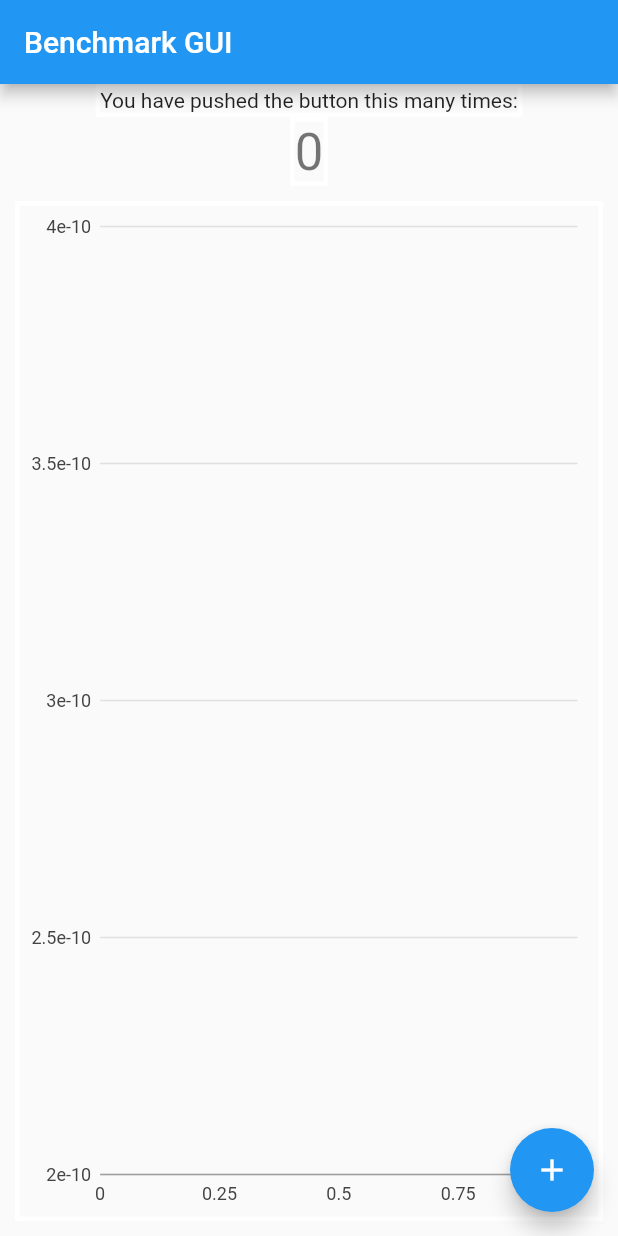
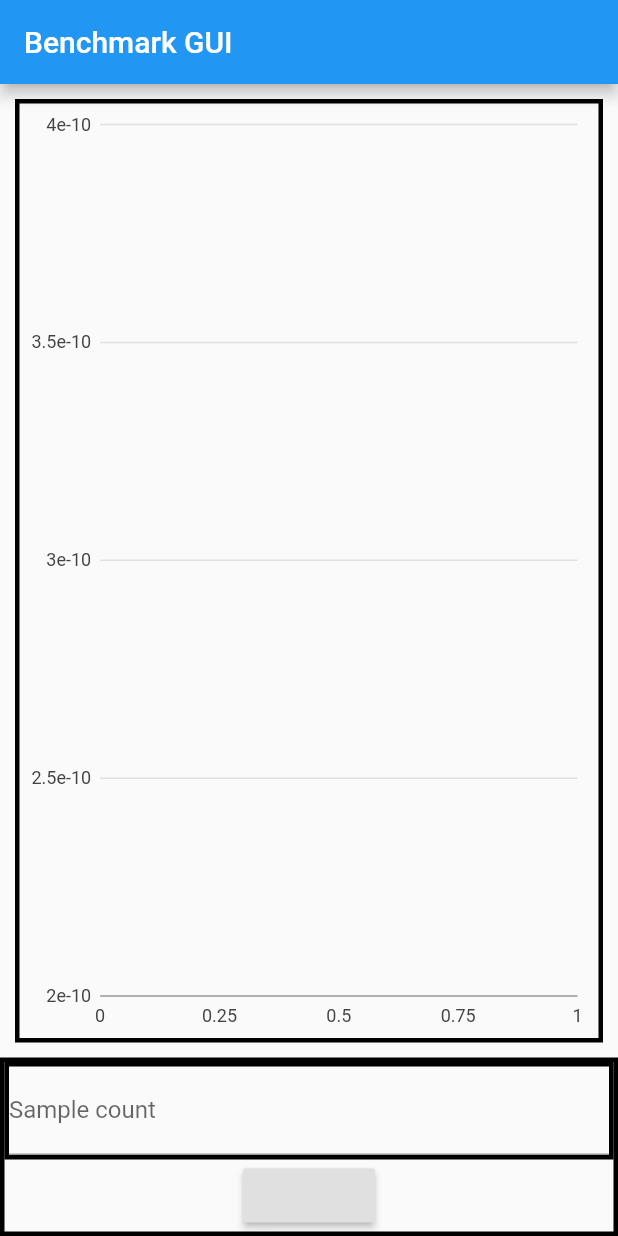
Before and after one commit to winksaville/flutter_benchmarkx_gui, a Flutter app: the screen it shows after launch, on a phone screen of 412 x 824 dp. Run offline on Flutter 3.47's test engine with Material 2 defaults, Android fonts, the phone set to English and light mode, and no system bars; our stand-ins replace charts_flutter; missing offline and left inert: benchmark_framework_x.

Commit message:
Replace MyHomePage with BencmarkForm
We define a form, with currently one field, Sample count, that is now
used to collect parameters for the benchmark and run it.

Currently there is at least one bug, when you use the tab key to move
from the raised button back to the `sampleCount` field we get a
non-fatal exception.:

 [ERROR:flutter/lib/ui/ui_dart_state.cc(157)] Unhandled Exception: PlatformException(Bad Arguments, Method invoked without args, null)

```diff
--- a/lib/main.dart
+++ b/lib/main.dart
@@ -3,6 +3,7 @@ import 'dart:isolate';
 
 import 'package:benchmark_framework_x/benchmark_framework_x.dart';
 import 'package:flutter/material.dart';
+import 'package:flutter/rendering.dart';
 import 'simple_line_chart.dart';
 
 // Main entry point of the application
@@ -27,38 +28,51 @@ class MyApp extends StatelessWidget {
         // closer together (more dense) than on mobile platforms.
         visualDensity: VisualDensity.adaptivePlatformDensity,
       ),
-      home: const MyHomePage(title: name),
+      home: const BenchmarkForm(title: name),
     );
   }
 }
 
-// The home page of the applicaiton.
-class MyHomePage extends StatefulWidget {
-  const MyHomePage({Key key, this.title}) : super(key: key);
+class BenchmarkForm extends StatefulWidget {
+  const BenchmarkForm({Key key, this.title}) : super(key: key);
 
   final String title;
 
   @override
-  _MyHomePageState createState() => _MyHomePageState();
+  BenchmarkFormState createState() => BenchmarkFormState();
 }
 
-// The private State managment for HomePage
-class _MyHomePageState extends State<MyHomePage> {
-  int _counter = 0;
+class BenchmarkParams {
+  BenchmarkParams({this.sendPort, this.sampleCount});
+
+  SendPort sendPort;
+  final int sampleCount;
+}
+
+void runBm(BenchmarkParams params) {
+  const BenchmarkBaseX bm = BenchmarkBaseX('Data');
+  final List<double> samples = bm.measureSamples(
+      sampleCount: params.sampleCount, minExerciseInMillis: 2000);
+  params.sendPort.send(samples);
+}
+
+class BenchmarkFormState extends State<BenchmarkForm> {
+  final GlobalKey<FormState> _formKey = GlobalKey<FormState>();
   List<double> _samples = <double>[];
 
-  static void runBenchmark(SendPort sendPort) {
-    const BenchmarkBaseX bm = BenchmarkBaseX('Data');
-    final List<double> samples =
-        bm.measureSamples(sampleCount: 200, minExerciseInMillis: 2000);
-    sendPort.send(samples);
-  }
+  // BenchmarkForm fields
+  static const String _sampleCountLabel = 'Sample count';
+  int _sampleCount;
 
-  Future<void> _incrementCounter() async {
+  Future<void> _runBm() async {
+    print('_runBm:+ $_sampleCount');
     // Run the benchmark
     final ReceivePort receivePort = ReceivePort();
 
-    final Isolate isolate = await Isolate.spawn(runBenchmark, receivePort.sendPort);
+    final Isolate isolate = await Isolate.spawn(
+        runBm,
+        BenchmarkParams(
+            sendPort: receivePort.sendPort, sampleCount: _sampleCount));
 
     List<double> samples;
     await receivePort.first.then((dynamic value) {
@@ -70,20 +84,18 @@ class _MyHomePageState extends State<MyHomePage> {
 
     // Use setState to update state variables so build gets called.
     setState(() {
-      _counter++;
+      print('_runBm.setState:+ $_sampleCount');
       _samples = samples;
     });
   }
 
-  /// build is rerun everytime setState is called.
   @override
   Widget build(BuildContext context) {
-
     // Change to Colors.black to see the border
     BoxDecoration visualizeBorder() {
-      const Color c = Colors.white; // black;
+      const Color c = Colors.black; //.white; // black;
       return BoxDecoration(
-          border: Border.all(color: c, width: 3),
+        border: Border.all(color: c, width: 3),
       );
     }
 
@@ -102,33 +114,56 @@ class _MyHomePageState extends State<MyHomePage> {
           mainAxisAlignment: MainAxisAlignment.center,
 
           children: <Widget>[
-            Container(
-              decoration: visualizeBorder(),
-              child: const Text(
-                'You have pushed the button this many times:',
-              ),
-            ),
-            Container(
-              decoration: visualizeBorder(),
-              child: Text(
-                '$_counter',
-                style: Theme.of(context).textTheme.headline4,
-              ),
-            ),
-            Expanded( // Take all remaining real-estate
+            Expanded(
+              // Take all remaining real-estate
               child: Container(
                 margin: const EdgeInsets.all(10),
                 decoration: visualizeBorder(),
                 child: SimpleLineChart('Data', _samples),
               ),
             ),
+            Container(
+              decoration: visualizeBorder(),
+              child: Form(
+                key: _formKey,
+                child: Column(
+                  children: <Widget>[
+                    Container(
+                      decoration: visualizeBorder(),
+                      child: TextFormField(
+                        decoration: const InputDecoration(
+                          labelText: _sampleCountLabel,
+                        ),
+                        onChanged: (String value) {
+                          print('$_sampleCountLabel.onChanged: "$value"');
+                          if (value.isNotEmpty) {
+                            _sampleCount = int.parse(value);
+                          }
+                        },
+                        validator: (String value) {
+                          if (value.isEmpty || (int.parse(value).toInt() < 0)) {
+                            print(
+                                '$_sampleCountLabel.validator: "$value" is not correct must be >= 1');
+                            return '$_sampleCountLabel must be >= 1';
+                          }
+                          print('$_sampleCountLabel.validator: "$value" is GOOD');
+                          _sampleCount = int.parse(value).toInt();
+                          return null; // All is well
+                        },
+                      ),
+                    ),
+                    RaisedButton(onPressed: () {
+                      if (_formKey.currentState.validate()) {
+                        print('Call benchmark');
+                        _runBm();
+                      }
+                    }),
+                  ],
+                ),
+              ),
+            ),
           ],
         ),
-      ),
-      floatingActionButton: FloatingActionButton(
-        onPressed: _incrementCounter,
-        tooltip: 'Increment',
-        child: const Icon(Icons.add),
       ),
     );
   }
```
